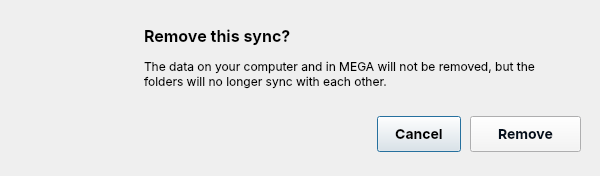
Qt form src/MEGASync/gui/ui/RemoveSyncConfirmationDialog.ui (meganz/MEGAsync) before a commit.
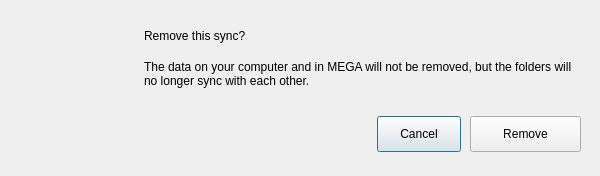
The same form after that commit. Icons and pictures are not drawn.

Diff of the .ui file:
```diff
--- a/src/MEGASync/gui/ui/RemoveSyncConfirmationDialog.ui
+++ b/src/MEGASync/gui/ui/RemoveSyncConfirmationDialog.ui
@@ -37,52 +37,7 @@
 max-width: 96px;
 max-height: 96px;
 }
-
-#bRemove
-{
-color: #04101E; /*colorToken.text-inverse-accent*/
-background-color:  #F4F4F5; /*colorToken.button-primary*/
-}
-
-#labelHeader
-{
-	/* Layout */
-	align-self: stretch;
-
-    /* Label 2/Semibold */
-    font-family: Inter;
-    font-size: 16px;
-    font-style: normal;
-    font-weight: 600;
-    line-height: 24px;
-    max-width: 432px;
-}
-
-#labelMessage
-{
-	/* Layout */
-    max-width: 432px;
-    height: 36px;
-    align-self: stretch;
-
-	/* Typography */
-    font-family: Inter;
-    font-size: 12px;
-    font-style: normal;
-    font-weight: 400;
-    line-height: 18px;
-	word-wrap: break-word; /* Enable word wrap */
-    white-space: pre-wrap;
-}
-
-QPushButton
-{
-    font-family: Inter;
-    font-size: 14px;
-    font-style: normal;
-    font-weight: 600;
-    line-height: 20px;
-}</string>
+</string>
   </property>
   <widget class="QLabel" name="labelFolderIcon">
    <property name="geometry">
```
Left out of the diff: 15 changed lines with no effect on the pictures.
